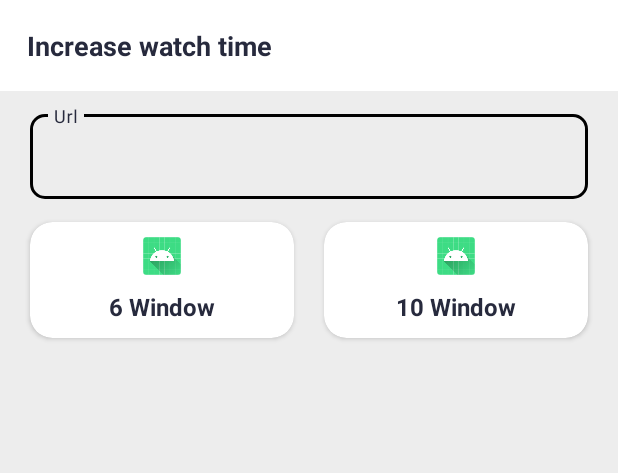
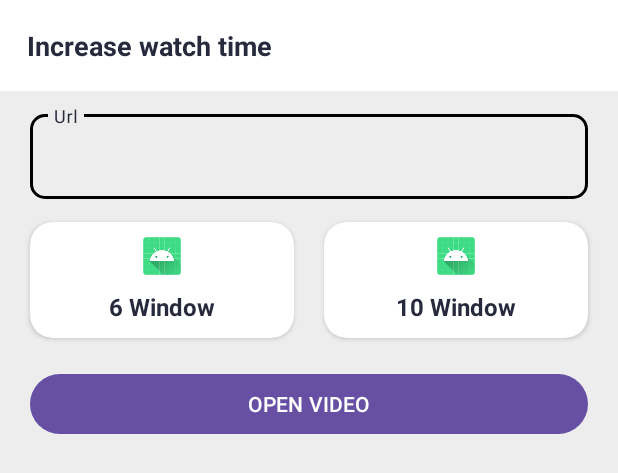
Before and after one commit to ArjunGupta08/increase-watch-time, an Android app: the layout activity_dashboard.xml on its own in the app's theme, with its tools: preview values and no code run, on a phone screen of 412 x 824 dp. Shown: the top 473 px of the screen. Run offline under Robolectric (Android 15) with nearby library versions, the phone set to English and light mode, and no system bars.

```diff
--- a/app/build.gradle.kts
+++ b/app/build.gradle.kts
@@ -49,6 +49,7 @@ dependencies {
     androidTestImplementation("androidx.test.ext:junit:1.1.5")
     androidTestImplementation("androidx.test.espresso:espresso-core:3.5.1")
 
+    implementation ("com.google.android.exoplayer:exoplayer:2.19.1")
     // glide image view
     implementation("com.github.bumptech.glide:glide:4.16.0")
 }
--- a/app/src/main/java/com/okstore/increasewatchtimeto4000hr/dashboard/DashboardActivity.kt
+++ b/app/src/main/java/com/okstore/increasewatchtimeto4000hr/dashboard/DashboardActivity.kt
@@ -7,12 +7,16 @@ import android.os.Looper
 import android.widget.EditText
 import androidx.appcompat.app.AppCompatActivity
 import androidx.cardview.widget.CardView
+import com.google.android.material.button.MaterialButton
 import com.okstore.increasewatchtimeto4000hr.R
 import com.okstore.increasewatchtimeto4000hr.WatchHourActivity
 import com.okstore.increasewatchtimeto4000hr.utils.showProgressDialog
 import java.util.regex.Pattern
 
 class DashboardActivity : AppCompatActivity() {
+
+    val nextButton : MaterialButton
+        get() = findViewById(R.id.nextBtn)
 
     override fun onCreate(savedInstanceState: Bundle?) {
         super.onCreate(savedInstanceState)
@@ -21,7 +25,7 @@ class DashboardActivity : AppCompatActivity() {
         val search = findViewById<EditText>(R.id.searchET)
         val c5 = findViewById<CardView>(R.id.card5)
 
-        c5.setOnClickListener {
+        nextButton.setOnClickListener {
             val youtubeUrl = search.text.toString()
             val videoId = extractYouTubeVideoId(youtubeUrl)
 
--- a/app/src/main/res/layout/activity_dashboard.xml
+++ b/app/src/main/res/layout/activity_dashboard.xml
@@ -17,11 +17,14 @@
         <TextView
             android:layout_width="wrap_content"
             android:layout_height="wrap_content"
-            android:text="Increase watch time"
+            android:layout_marginStart="18dp"
+            android:layout_marginTop="18dp"
+            android:layout_marginEnd="18dp"
+            android:layout_marginBottom="18dp"
+            android:text="@string/welcome"
+            android:textColor="@color/black_light"
             android:textSize="18sp"
-            android:textColor="@color/black_light"
-            android:textStyle="bold"
-            android:layout_margin="18dp"/>
+            android:textStyle="bold" />
 
     </RelativeLayout>
 
@@ -58,10 +61,15 @@
         android:id="@+id/ll1"
         android:layout_width="match_parent"
         android:layout_height="wrap_content"
+        android:orientation="vertical"
+        android:layout_marginTop="5dp"
+        app:layout_constraintTop_toBottomOf="@id/tILayout">
+
+        <LinearLayout
+            android:layout_width="match_parent"
+            android:layout_height="wrap_content"
             android:orientation="horizontal"
-        android:layout_marginTop="5dp"
-        android:weightSum="2"
-        app:layout_constraintTop_toBottomOf="@id/tILayout">
+            android:weightSum="2">
 
             <androidx.cardview.widget.CardView
                 android:id="@+id/card5"
@@ -134,4 +142,17 @@
 
         </LinearLayout>
 
+        <com.google.android.material.button.MaterialButton
+            android:id="@+id/nextBtn"
+            android:layout_width="match_parent"
+            android:layout_height="wrap_content"
+            android:layout_marginTop="10dp"
+            android:text="OPEN VIDEO"
+
+            android:layout_marginHorizontal="20dp"/>
+
+    </LinearLayout>
+
+
+
 </androidx.constraintlayout.widget.ConstraintLayout>
--- a/app/src/main/res/values/strings.xml
+++ b/app/src/main/res/values/strings.xml
@@ -1,3 +1,10 @@
 <resources>
     <string name="app_name">increase watch time to 4000 hr</string>
+
+    // splash screen
+    <string name="welcome">Increase watch time</string>
+    <!-- TODO: Remove or change this placeholder text -->
+    <string name="hello_blank_fragment">Hello blank fragment</string>
+
+
 </resources>
```
Lines whose indentation alone changed are shown as unchanged.
